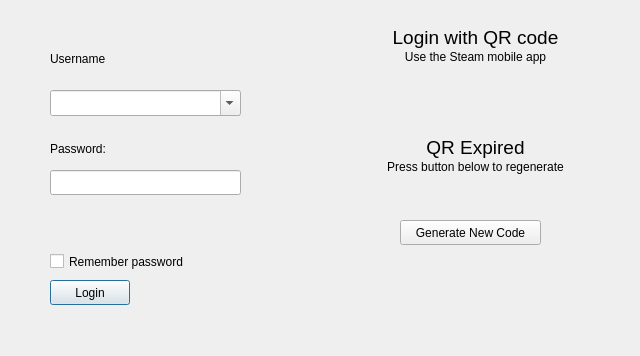
Qt form src/client/gui/windows/loginwindow.ui (OpenSteamClient/OpenSteamClient) before a commit.
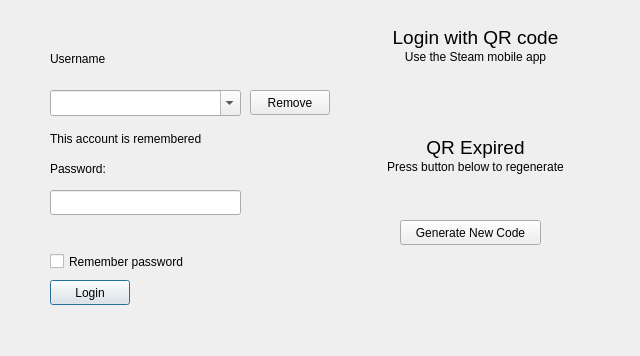
The same form after that commit.

Commit message: Big update, expand commit details for changelog: - Added settings page - Updated some OSW types - Removed some debug buttons from UI - Optimized app list view - New navigation system - Added search functionality for library - Webviews for store and community pages - De-spaghettified some code - Added missing names for some callbacks - Added login support for email confirmations and codes - Fixed login jankiness - Prints errors as human readable strings instead of numbers - Added CellID switching (download regions)

Diff of the .ui file:
```diff
--- a/src/client/gui/windows/loginwindow.ui
+++ b/src/client/gui/windows/loginwindow.ui
@@ -45,7 +45,7 @@
    <property name="geometry">
     <rect>
      <x>50</x>
-     <y>170</y>
+     <y>190</y>
      <width>191</width>
      <height>25</height>
     </rect>
@@ -61,7 +61,7 @@
    <property name="geometry">
     <rect>
      <x>50</x>
-     <y>140</y>
+     <y>160</y>
      <width>55</width>
      <height>17</height>
     </rect>
@@ -171,6 +171,32 @@
     <string>username</string>
    </property>
   </widget>
+  <widget class="QLabel" name="accountRemembered">
+   <property name="geometry">
+    <rect>
+     <x>50</x>
+     <y>130</y>
+     <width>191</width>
+     <height>17</height>
+    </rect>
+   </property>
+   <property name="text">
+    <string>This account is remembered</string>
+   </property>
+  </widget>
+  <widget class="QPushButton" name="removeCachedButton">
+   <property name="geometry">
+    <rect>
+     <x>250</x>
+     <y>90</y>
+     <width>80</width>
+     <height>25</height>
+    </rect>
+   </property>
+   <property name="text">
+    <string>Remove</string>
+   </property>
+  </widget>
  </widget>
  <resources/>
  <connections/>
```
The commit also changes 66 other files.
